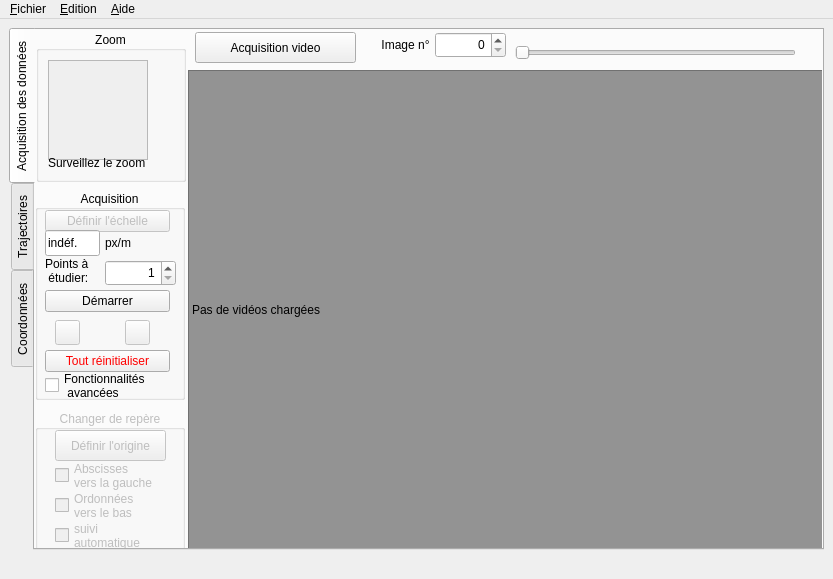
Before: the Qt Designer form src/pymecavideo_mini.ui in rene-d/pymecavideo, drawn with Qt 5.
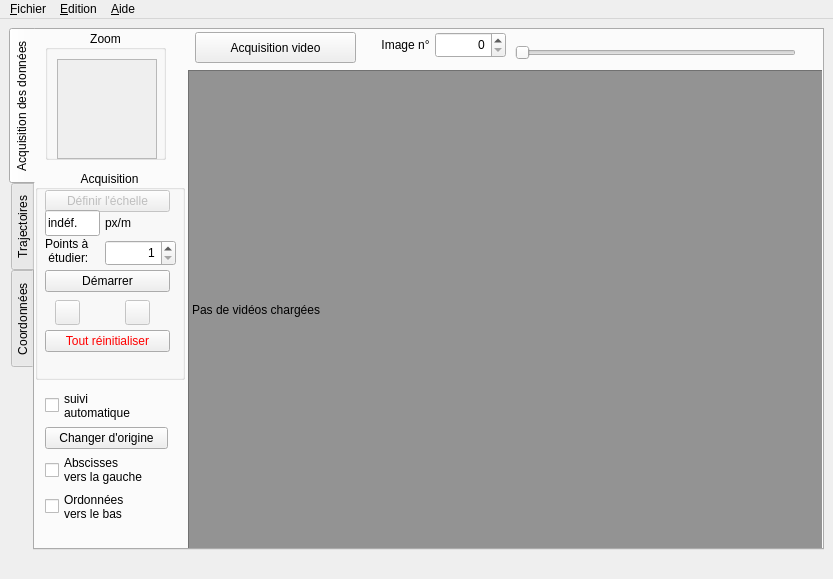
After: the same form once the commit is applied. The open tabs and pages were chosen to show the change. Custom widgets are drawn as their Qt base class.

Commit message: mini interface by default

```diff
--- a/src/pymecavideo_mini.ui
+++ b/src/pymecavideo_mini.ui
@@ -266,111 +266,28 @@
          </property>
         </widget>
        </widget>
-       <widget class="QGroupBox" name="group_advanced">
-        <property name="enabled">
-         <bool>false</bool>
-        </property>
-        <property name="geometry">
-         <rect>
-          <x>0</x>
-          <y>380</y>
-          <width>150</width>
-          <height>141</height>
-         </rect>
-        </property>
-        <property name="minimumSize">
-         <size>
-          <width>150</width>
-          <height>140</height>
-         </size>
-        </property>
-        <property name="maximumSize">
-         <size>
-          <width>150</width>
-          <height>200</height>
-         </size>
-        </property>
-        <property name="title">
-         <string>Changer de repère</string>
-        </property>
-        <property name="alignment">
-         <set>Qt::AlignCenter</set>
-        </property>
-        <widget class="QCheckBox" name="checkBox_abscisses">
-         <property name="geometry">
-          <rect>
-           <x>20</x>
-           <y>50</y>
-           <width>121</width>
-           <height>31</height>
-          </rect>
-         </property>
-         <property name="text">
-          <string>Abscisses 
-vers la gauche</string>
-         </property>
-        </widget>
-        <widget class="QCheckBox" name="checkBox_ordonnees">
-         <property name="geometry">
-          <rect>
-           <x>20</x>
-           <y>80</y>
-           <width>111</width>
-           <height>31</height>
-          </rect>
-         </property>
-         <property name="text">
-          <string>Ordonnées 
-vers le bas</string>
-         </property>
-        </widget>
-        <widget class="QPushButton" name="pushButton_origine">
-         <property name="enabled">
-          <bool>false</bool>
-         </property>
-         <property name="geometry">
-          <rect>
-           <x>20</x>
-           <y>20</y>
-           <width>111</width>
-           <height>31</height>
-          </rect>
-         </property>
-         <property name="text">
-          <string>Définir l'origine</string>
-         </property>
-         <property name="flat">
-          <bool>false</bool>
-         </property>
-        </widget>
-        <widget class="QCheckBox" name="checkBox_auto">
-         <property name="geometry">
-          <rect>
-           <x>20</x>
-           <y>110</y>
-           <width>111</width>
-           <height>31</height>
-          </rect>
-         </property>
-         <property name="text">
-          <string>suivi
-automatique</string>
-         </property>
-        </widget>
-       </widget>
        <widget class="QGroupBox" name="groupBox_3">
+        <property name="enabled">
+         <bool>true</bool>
+        </property>
         <property name="geometry">
          <rect>
-          <x>1</x>
-          <y>1</y>
-          <width>150</width>
-          <height>151</height>
-         </rect>
-        </property>
-        <property name="minimumSize">
-         <size>
-          <width>150</width>
+          <x>10</x>
+          <y>0</y>
+          <width>121</width>
           <height>130</height>
+         </rect>
+        </property>
+        <property name="sizePolicy">
+         <sizepolicy hsizetype="Minimum" vsizetype="Minimum">
+          <horstretch>0</horstretch>
+          <verstretch>0</verstretch>
+         </sizepolicy>
+        </property>
+        <property name="minimumSize">
+         <size>
+          <width>0</width>
+          <height>0</height>
          </size>
         </property>
         <property name="maximumSize">
@@ -423,20 +340,13 @@
            </property>
           </widget>
          </item>
-         <item>
-          <widget class="QLabel" name="label_sous_zoom">
-           <property name="text">
-            <string>Surveillez le zoom</string>
-           </property>
-          </widget>
-         </item>
         </layout>
        </widget>
        <widget class="QGroupBox" name="groupBox">
         <property name="geometry">
          <rect>
           <x>0</x>
-          <y>160</y>
+          <y>140</y>
           <width>150</width>
           <height>210</height>
          </rect>
@@ -623,23 +533,6 @@
           <string>Tout réinitialiser</string>
          </property>
         </widget>
-        <widget class="QCheckBox" name="checkBox_avancees">
-         <property name="geometry">
-          <rect>
-           <x>10</x>
-           <y>180</y>
-           <width>121</width>
-           <height>31</height>
-          </rect>
-         </property>
-         <property name="text">
-          <string>Fonctionnalités 
- avancées</string>
-         </property>
-         <property name="autoRepeat">
-          <bool>false</bool>
-         </property>
-        </widget>
         <widget class="QPushButton" name="Bouton_Echelle">
          <property name="enabled">
           <bool>false</bool>
@@ -728,6 +621,55 @@
          </property>
         </widget>
        </widget>
+       <widget class="QWidget" name="">
+        <property name="geometry">
+         <rect>
+          <x>10</x>
+          <y>360</y>
+          <width>123</width>
+          <height>132</height>
+         </rect>
+        </property>
+        <layout class="QVBoxLayout" name="verticalLayout_4">
+         <item>
+          <widget class="QCheckBox" name="checkBox_auto">
+           <property name="text">
+            <string>suivi
+automatique</string>
+           </property>
+          </widget>
+         </item>
+         <item>
+          <widget class="QPushButton" name="pushButton_origine">
+           <property name="enabled">
+            <bool>true</bool>
+           </property>
+           <property name="text">
+            <string>Changer d'origine</string>
+           </property>
+           <property name="flat">
+            <bool>false</bool>
+           </property>
+          </widget>
+         </item>
+         <item>
+          <widget class="QCheckBox" name="checkBox_abscisses">
+           <property name="text">
+            <string>Abscisses 
+vers la gauche</string>
+           </property>
+          </widget>
+         </item>
+         <item>
+          <widget class="QCheckBox" name="checkBox_ordonnees">
+           <property name="text">
+            <string>Ordonnées 
+vers le bas</string>
+           </property>
+          </widget>
+         </item>
+        </layout>
+       </widget>
       </widget>
       <widget class="QWidget" name="tab_traj">
        <attribute name="title">
```
Left out of the diff: 13 changed lines with no effect on the pictures. The commit also changes 7 other files.
